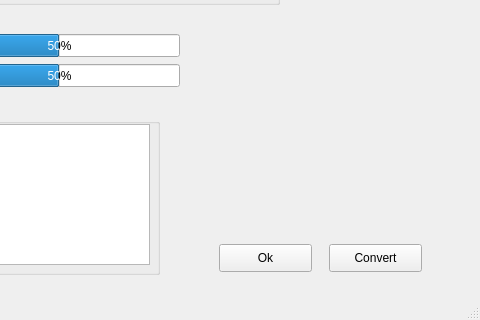
Before: the Qt Designer form main.ui in Rasyid-Renaldi/Forensics_App, drawn with Qt 5; both pictures show x 451 to 931 and y 295 to 615 of the 931 by 615 pixel window.
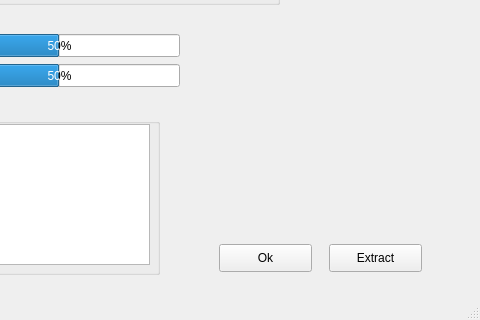
After: the same form once the commit is applied. Icons and pictures are not drawn.

What changed in the file:
```diff
--- a/main.ui
+++ b/main.ui
@@ -67,7 +67,7 @@
      </rect>
     </property>
     <property name="text">
-     <string>Convert</string>
+     <string>Extract</string>
     </property>
     <property name="icon">
      <iconset resource="resource.qrc">
```
